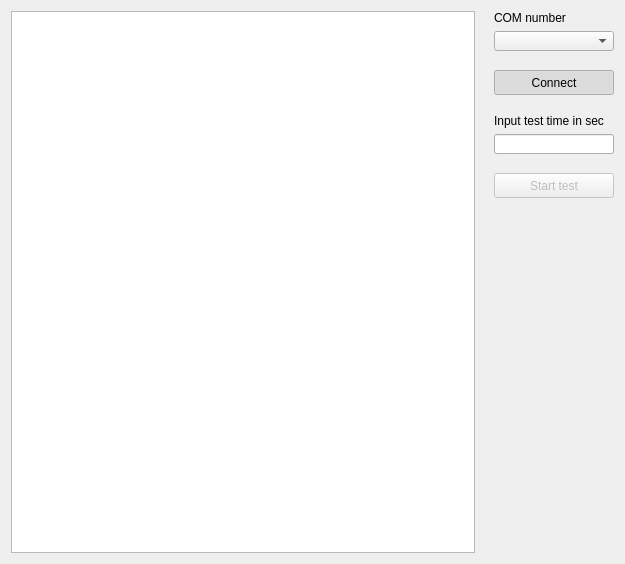
The window that widget.ui (TamaraSoloveva/DvigMon) describes before a commit, drawn with Qt 5.
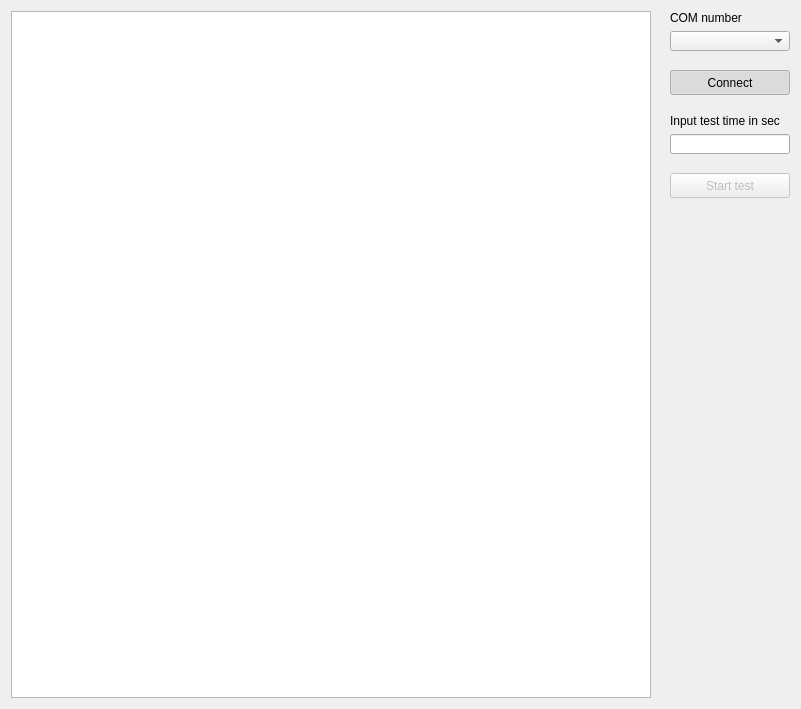
The same window after the commit.

Diff of the .ui file:
```diff
--- a/widget.ui
+++ b/widget.ui
@@ -6,8 +6,8 @@
    <rect>
     <x>0</x>
     <y>0</y>
-    <width>625</width>
-    <height>564</height>
+    <width>801</width>
+    <height>709</height>
    </rect>
   </property>
   <property name="windowTitle">
```
